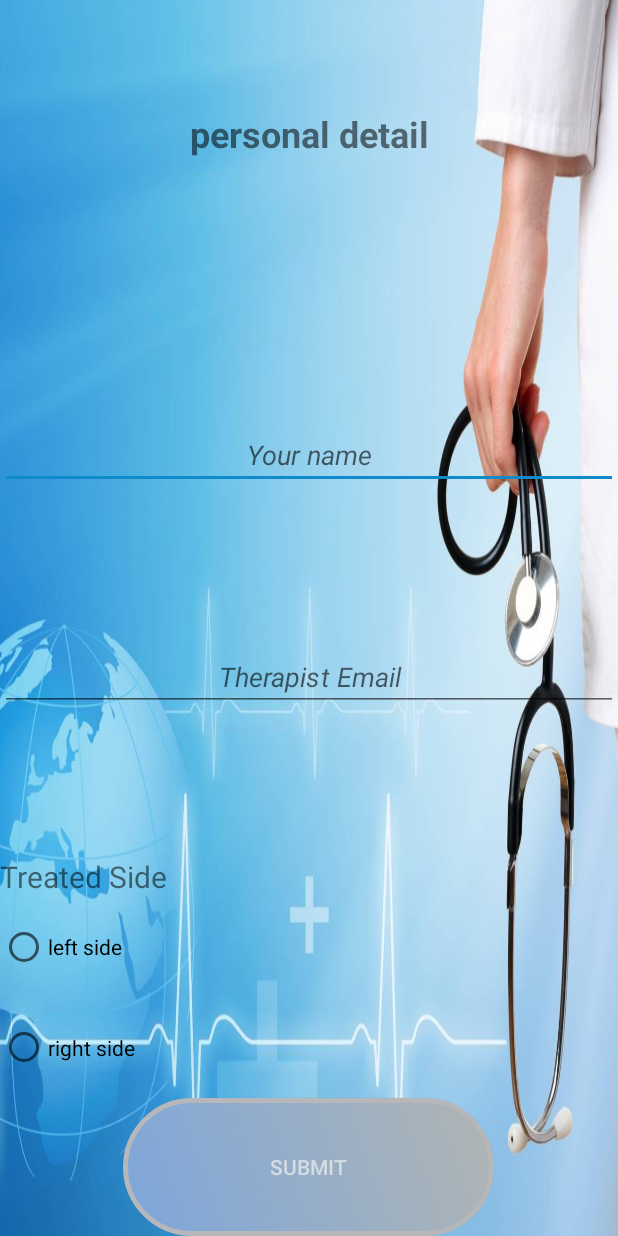
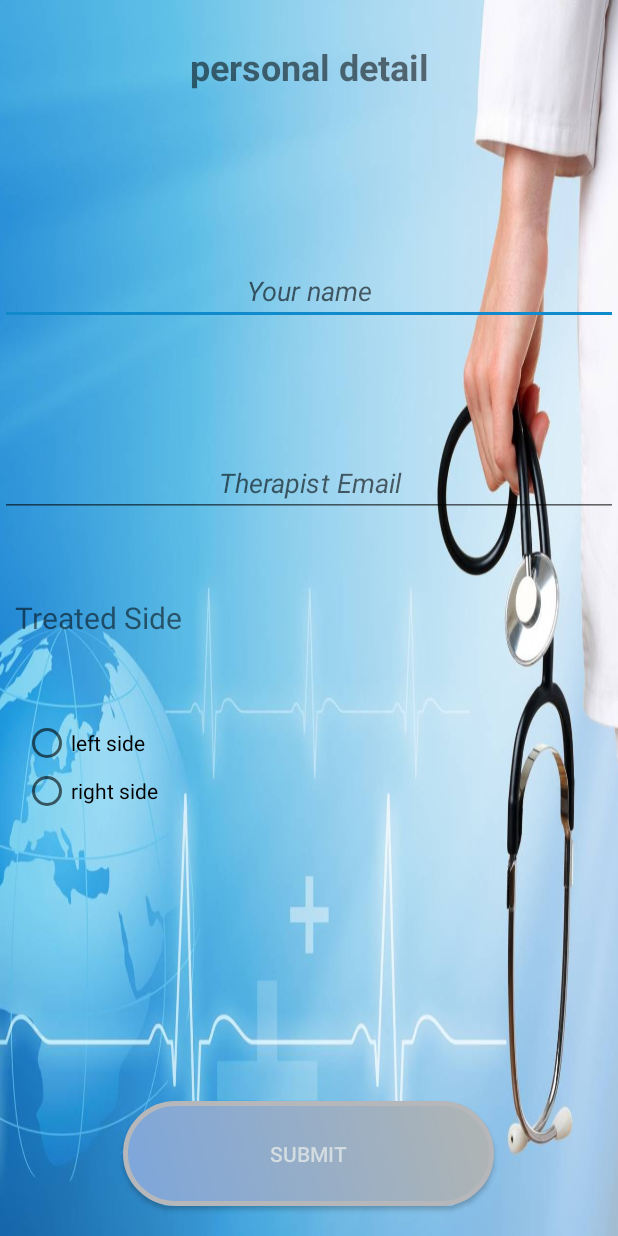
Before and after one commit to OBenzer/PhysoTrack, an Android app: the screen it shows after launch (PersonalDetails), on a phone screen of 412 x 824 dp. Run offline under Robolectric (Android 15) with nearby library versions, the phone set to English and light mode, and no system bars; libraries missing offline, so code that uses them is left out: com.tzutalin.dlib; 2 statements that could not run were skipped.

Commit message:
personal details layout

```diff
--- a/app/src/main/res/layout/activity_personal_details.xml
+++ b/app/src/main/res/layout/activity_personal_details.xml
@@ -16,7 +16,7 @@
             android:id="@+id/txt_personal_detail"
             android:layout_width="match_parent"
             android:layout_height="35dp"
-            android:layout_weight="0.5"
+            android:layout_weight="0.10"
             android:gravity="fill_vertical|center_horizontal"
             android:text="@string/personal_detail_button"
             android:textColorLink="@android:color/holo_blue_dark"
@@ -27,7 +27,7 @@
             android:id="@+id/txt_user_name"
             android:layout_width="match_parent"
             android:layout_height="5dp"
-            android:layout_weight="0.5"
+            android:layout_weight="0.23"
             android:ems="10"
             android:gravity="bottom|center"
             android:hint="@string/user_name"
@@ -39,7 +39,7 @@
             android:id="@+id/txt_therapist_mail"
             android:layout_width="match_parent"
             android:layout_height="5dp"
-            android:layout_weight="0.5"
+            android:layout_weight="0.23"
             android:ems="10"
             android:gravity="bottom|center"
             android:hint="@string/therapist_mail"
@@ -50,11 +50,12 @@
         <TextView
             android:id="@+id/treated_side"
             android:layout_width="match_parent"
-            android:layout_height="10dp"
-            android:layout_weight="0.4"
+            android:layout_height="wrap_content"
+            android:layout_weight="0.20"
             android:ems="10"
-            android:gravity="bottom"
+            android:gravity="start|center"
             android:inputType="textPersonName"
+            android:paddingStart="10dp"
             android:text="Treated Side"
             android:textSize="20sp" />
 
@@ -62,31 +63,29 @@
             android:id="@+id/radioSide"
             android:layout_width="match_parent"
             android:layout_height="20dp"
-            android:layout_weight="0.4">
+            android:layout_weight="0.4"
+            android:paddingStart="15dp">
 
             <RadioButton
                 android:id="@+id/radio_left"
                 android:layout_width="match_parent"
                 android:layout_height="wrap_content"
-                android:layout_weight="1"
                 android:text="@string/left_side_radio_button" />
 
             <RadioButton
                 android:id="@+id/radio_right"
                 android:layout_width="match_parent"
                 android:layout_height="wrap_content"
-                android:layout_weight="1"
                 android:text="@string/right_side_radio_button" />
-
-
         </RadioGroup>
 
         <Button
             android:id="@+id/btn_PD_submit"
             android:layout_width="wrap_content"
-            android:layout_height="6dp"
+            android:layout_height="70dp"
             android:layout_gravity="center_horizontal"
-            android:layout_weight="0.3"
+            android:layout_marginTop="20dp"
+            android:layout_marginBottom="20dp"
             android:background="@drawable/buttonshape"
             android:gravity="center"
             android:onClick="SubmitClicked"
```
